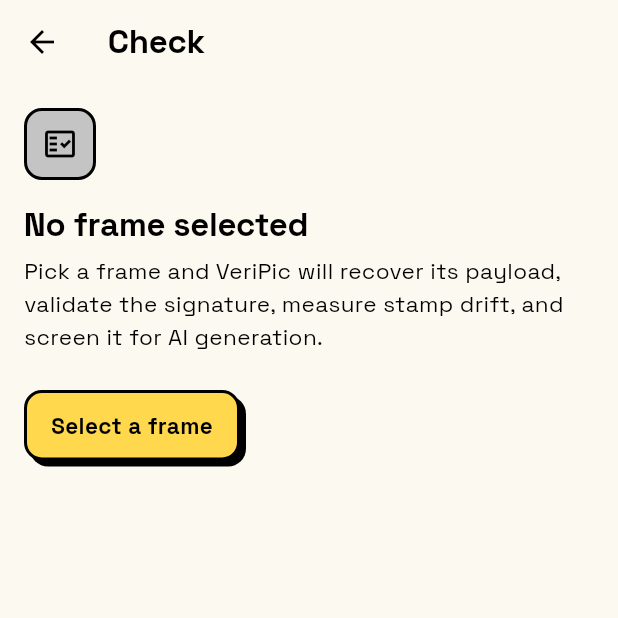
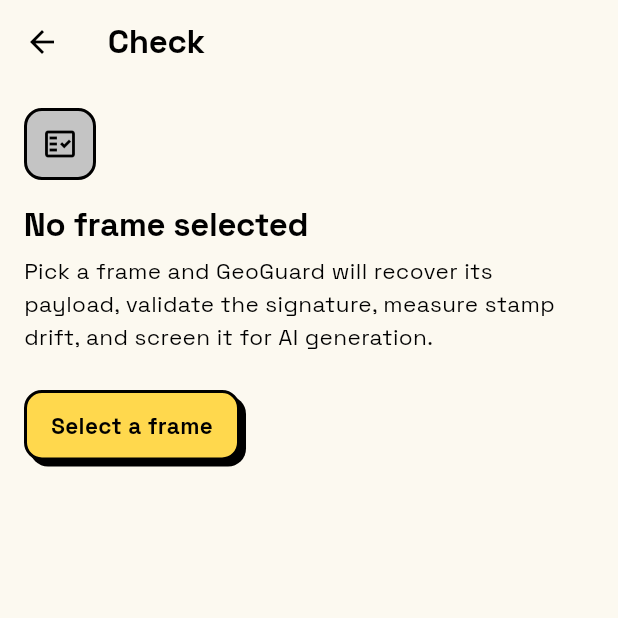
Before and after one commit to ShUbHaMHiReMaT/veripic_flutter_app, a Flutter app: the VerifyScreen screen opened directly, on a phone screen of 412 x 824 dp, the top half of it. Run offline on Flutter 3.47's test engine with Material 3 defaults, Android fonts, the phone set to English and light mode, and no system bars; our stand-ins replace camera, device_info_plus, flutter_map, flutter_secure_storage, geocoding, geolocator and 5 more; missing offline and left inert: android_id, gal; accounts and stored records are empty.

Commit message:
changed the name to GeoGuard

```diff
--- a/flutter_app/lib/main.dart
+++ b/flutter_app/lib/main.dart
@@ -17,11 +17,11 @@ Future<void> main() async {
   final ThemeController themeController = ThemeController();
   await themeController.load();
 
-  runApp(VeriPicApp(themeController: themeController));
+  runApp(GeoGuardApp(themeController: themeController));
 }
 
-class VeriPicApp extends StatelessWidget {
-  const VeriPicApp({super.key, required this.themeController});
+class GeoGuardApp extends StatelessWidget {
+  const GeoGuardApp({super.key, required this.themeController});
 
   final ThemeController themeController;
 
@@ -30,7 +30,7 @@ class VeriPicApp extends StatelessWidget {
     return ValueListenableBuilder<ThemeMode>(
       valueListenable: themeController,
       builder: (BuildContext context, ThemeMode mode, _) => MaterialApp(
-        title: 'VeriPic',
+        title: 'GeoGuard',
         debugShowCheckedModeBanner: false,
         theme: Tokens.light(),
         darkTheme: Tokens.dark(),
--- a/flutter_app/lib/screens/app_shell.dart
+++ b/flutter_app/lib/screens/app_shell.dart
@@ -21,7 +21,7 @@ class _AppShellState extends State<AppShell> {
   int _index = 0;
 
   static const List<String> _titles = <String>[
-    'VeriPic',
+    'GeoGuard',
     'Frames',
     'Locations'
   ];
--- a/flutter_app/lib/screens/frame_detail_screen.dart
+++ b/flutter_app/lib/screens/frame_detail_screen.dart
@@ -84,7 +84,7 @@ class _FrameDetailScreenState extends State<FrameDetailScreen> {
               final SignedEnvelope? e = snap.data;
               if (e == null) {
                 return const ErrorState(
-                  message: 'No VeriPic payload found in this frame. Its '
+                  message: 'No GeoGuard payload found in this frame. Its '
                       'metadata may have been stripped.',
                 );
               }
--- a/flutter_app/lib/screens/frames_screen.dart
+++ b/flutter_app/lib/screens/frames_screen.dart
@@ -8,7 +8,7 @@ import 'frame_detail_screen.dart';
 
 /// Scrollable grid of frames this app captured, newest first.
 ///
-/// Only frames VeriPic stamped and signed appear here — this is never the
+/// Only frames GeoGuard stamped and signed appear here — this is never the
 /// device's camera roll.
 class FramesScreen extends StatefulWidget {
   const FramesScreen({super.key});
--- a/flutter_app/lib/screens/verify_screen.dart
+++ b/flutter_app/lib/screens/verify_screen.dart
@@ -135,7 +135,7 @@ class _VerifyScreenState extends State<VerifyScreen> {
       await Printing.sharePdf(
         bytes: pdf,
         filename:
-            'veripic_certificate_\${DateTime.now().millisecondsSinceEpoch}.pdf',
+            'geoguard_certificate_\${DateTime.now().millisecondsSinceEpoch}.pdf',
       );
     } catch (e) {
       if (!mounted) return;
@@ -203,7 +203,7 @@ class _VerifyScreenState extends State<VerifyScreen> {
           ? EmptyState(
               icon: Icons.fact_check_outlined,
               title: 'No frame selected',
-              message: 'Pick a frame and VeriPic will recover its payload, '
+              message: 'Pick a frame and GeoGuard will recover its payload, '
                   'validate the signature, measure stamp drift, and screen it '
                   'for AI generation.',
               actionLabel: 'Select a frame',
@@ -445,7 +445,7 @@ class _Verdict extends StatelessWidget {
       case VerificationVerdict.notSigned:
         tint = Tokens.statusWarn;
         icon = Icons.help_outline;
-        headline = 'Not signed by VeriPic';
+        headline = 'Not signed by GeoGuard';
       case VerificationVerdict.error:
         tint = Tokens.statusWarn;
         icon = Icons.error_outline;
--- a/flutter_app/lib/services/camera_service.dart
+++ b/flutter_app/lib/services/camera_service.dart
@@ -25,7 +25,7 @@ class PermissionRequiredException implements Exception {
 
 /// Thrown when the OS reports the fix came from a mock location provider.
 ///
-/// Signing a spoofed coordinate would let VeriPic vouch for a lie, so capture
+/// Signing a spoofed coordinate would let GeoGuard vouch for a lie, so capture
 /// is refused outright rather than recording the fix with a caveat.
 class MockLocationException implements Exception {
   const MockLocationException();
@@ -120,10 +120,10 @@ class CameraService {
     // 3. Save to Temp File & Export to Gallery
     final Directory tempDir = await getTemporaryDirectory();
     final String tempPath =
-        '${tempDir.path}/veripic_${timestamp.millisecondsSinceEpoch}.png';
+        '${tempDir.path}/geoguard_${timestamp.millisecondsSinceEpoch}.png';
     final File finalFile = await File(tempPath).writeAsBytes(finalBytes);
 
-    await Gal.putImage(finalFile.path, album: 'VeriPic');
+    await Gal.putImage(finalFile.path, album: 'GeoGuard');
 
     return CaptureResult(
       bytes: finalBytes,
--- a/flutter_app/lib/services/certificate_service.dart
+++ b/flutter_app/lib/services/certificate_service.dart
@@ -33,7 +33,7 @@ class CertificateParticulars {
 /// IMPORTANT - read before relying on the output.
 ///
 /// This produces a *draft* certificate pre-filled with the technical
-/// particulars VeriPic can attest to from its own records. It is not, on its
+/// particulars GeoGuard can attest to from its own records. It is not, on its
 /// own, a legally effective certificate:
 ///
 ///   * The statute requires the certificate to be signed. Part A must be signed
@@ -67,8 +67,8 @@ class CertificateService {
     final DateTime now = DateTime.now();
 
     final pw.Document doc = pw.Document(
-      title: 'VeriPic evidence certificate',
-      author: 'VeriPic',
+      title: 'GeoGuard evidence certificate',
+      author: 'GeoGuard',
     );
 
     final pw.MemoryImage? frame = _tryDecode(imageBytes);
@@ -81,7 +81,7 @@ class CertificateService {
           alignment: pw.Alignment.centerRight,
           margin: const pw.EdgeInsets.only(top: 12),
           child: pw.Text(
-            'VeriPic evidence certificate  ·  page ${c.pageNumber} of '
+            'GeoGuard evidence certificate  ·  page ${c.pageNumber} of '
             '${c.pagesCount}',
             style: const pw.TextStyle(fontSize: 8, color: PdfColors.grey700),
           ),
@@ -132,7 +132,7 @@ class CertificateService {
           ),
           pw.SizedBox(height: 14),
           pw.Text(
-            'Draft generated by VeriPic on ${_stamp.format(now)}. Unsigned, '
+            'Draft generated by GeoGuard on ${_stamp.format(now)}. Unsigned, '
             'this document has no legal effect.',
             style: const pw.TextStyle(fontSize: 8, color: PdfColors.grey700),
           ),
@@ -156,7 +156,7 @@ class CertificateService {
     );
     final Directory dir = await getTemporaryDirectory();
     final String name =
-        'veripic_certificate_${DateTime.now().millisecondsSinceEpoch}.pdf';
+        'geoguard_certificate_${DateTime.now().millisecondsSinceEpoch}.pdf';
     return File('${dir.path}/$name').writeAsBytes(bytes);
   }
 
@@ -201,7 +201,7 @@ class CertificateService {
     ];
 
     if (e == null) {
-      rows.add(<String>['Status', 'No VeriPic payload present in this file']);
+      rows.add(<String>['Status', 'No GeoGuard payload present in this file']);
       return rows;
     }
 
@@ -259,7 +259,7 @@ class CertificateService {
   }
 
   String _mannerOfProduction() =>
-      'The photograph was captured by the VeriPic application running on the '
+      'The photograph was captured by the GeoGuard application running on the '
       'device described above. At the moment of capture the application '
       'obtained a satellite position fix, rejected the capture if the '
       'operating system reported that the position originated from a mock '
--- a/flutter_app/lib/services/device_service.dart
+++ b/flutter_app/lib/services/device_service.dart
@@ -6,7 +6,7 @@ import 'package:crypto/crypto.dart';
 import 'package:device_info_plus/device_info_plus.dart';
 import 'package:flutter_secure_storage/flutter_secure_storage.dart';
 
-/// Immutable snapshot of everything VeriPic knows about the host device.
+/// Immutable snapshot of everything GeoGuard knows about the host device.
 ///
 /// Split deliberately into three tiers:
 ///  * [seed]       — the *secret* hardware key material. Never leaves the
@@ -84,6 +84,9 @@ class DeviceService {
 
   /// Domain-separation prefix so the published device hash can never be used
   /// as the HKDF input keying material.
+  /// Retains its original spelling deliberately — it is hashed into the
+  /// published device id, so renaming it would change every device hash and
+  /// break signatures already issued.
   static const String _publicIdDomain = 'VeriPic-PublicDeviceID-v1';
 
   static DeviceFingerprint? _cached;
--- a/flutter_app/lib/services/frame_store.dart
+++ b/flutter_app/lib/services/frame_store.dart
@@ -14,15 +14,18 @@ class StoredFrame {
 
 /// Read-only index of the frames this app has written.
 ///
-/// Deliberately scoped to VeriPic's own output — it enumerates the files the
+/// Deliberately scoped to GeoGuard's own output — it enumerates the files the
 /// capture pipeline already writes and never reads the device camera roll, so
 /// only frames this app stamped and signed can appear in the gallery.
 ///
 /// This does not change the capture pipeline; it only reads what that pipeline
 /// has already produced.
 class FrameStore {
-  /// Filename shape written by the capture pipeline: `veripic_<millis>.png`.
-  static final RegExp _namePattern = RegExp(r'^veripic_(\d+)\.png$');
+  /// Filename shape written by the capture pipeline: `geoguard_<millis>.png`.
+  /// The former `veripic_` prefix is still matched so frames captured before
+  /// the rename remain visible in the gallery.
+  static final RegExp _namePattern =
+      RegExp(r'^(?:geoguard|veripic)_(\d+)\.png$');
 
   /// Every stored frame, newest first.
   Future<List<StoredFrame>> list() async {
--- a/flutter_app/lib/services/security_service.dart
+++ b/flutter_app/lib/services/security_service.dart
@@ -214,6 +214,9 @@ class SecurityService {
   //     Info = "HMAC-Image-Signing",
   //   )
   // ---------------------------------------------------------------------
+  /// Retains its original spelling deliberately. This string is HKDF input:
+  /// changing it derives a different key, which would invalidate every photo
+  /// already signed. The app's display name has no bearing on it.
   static const String hkdfSalt = 'VeriPic-Device-Salt-2026';
   static const String hkdfInfo = 'HMAC-Image-Signing';
   static const int hkdfKeyLength = 32;
--- a/flutter_app/lib/services/verification_service.dart
+++ b/flutter_app/lib/services/verification_service.dart
@@ -103,15 +103,15 @@ class VerificationService {
       final SignedEnvelope? envelope = _security.extractEnvelope(imageBytes);
 
       if (envelope == null) {
-        report(VerifyStage.extract, StageState.failed, 'No VeriPic payload found');
+        report(VerifyStage.extract, StageState.failed, 'No GeoGuard payload found');
         report(VerifyStage.hmac, StageState.skipped, 'Nothing to validate');
         report(VerifyStage.dhash, StageState.skipped, 'No reference hash');
         report(VerifyStage.scene, StageState.skipped, 'No reference tiles');
         return VerificationReport(
           verdict: VerificationVerdict.notSigned,
           reason:
-              'No VeriPic signature found in EXIF/COM/EOF metadata. The image was '
-              'never signed by VeriPic, or its metadata has been stripped.',
+              'No GeoGuard signature found in EXIF/COM/EOF metadata. The image was '
+              'never signed by GeoGuard, or its metadata has been stripped.',
         );
       }
 
--- a/flutter_app/pubspec.yaml
+++ b/flutter_app/pubspec.yaml
@@ -1,5 +1,5 @@
-name: veripic
-description: VeriPic - Tamper-Proof Geotagged Camera & Verification System.
+name: geoguard
+description: GeoGuard - Tamper-Proof Geotagged Camera & Verification System.
 publish_to: "none"
 version: 1.0.0+1
 
```
Also changed, not shown: GEOGUARD_PROJECT_DOCUMENTATION.txt (renamed from VERIPIC_PROJECT_DOCUMENTATION.txt, +46 -3 lines), 4 other files.
